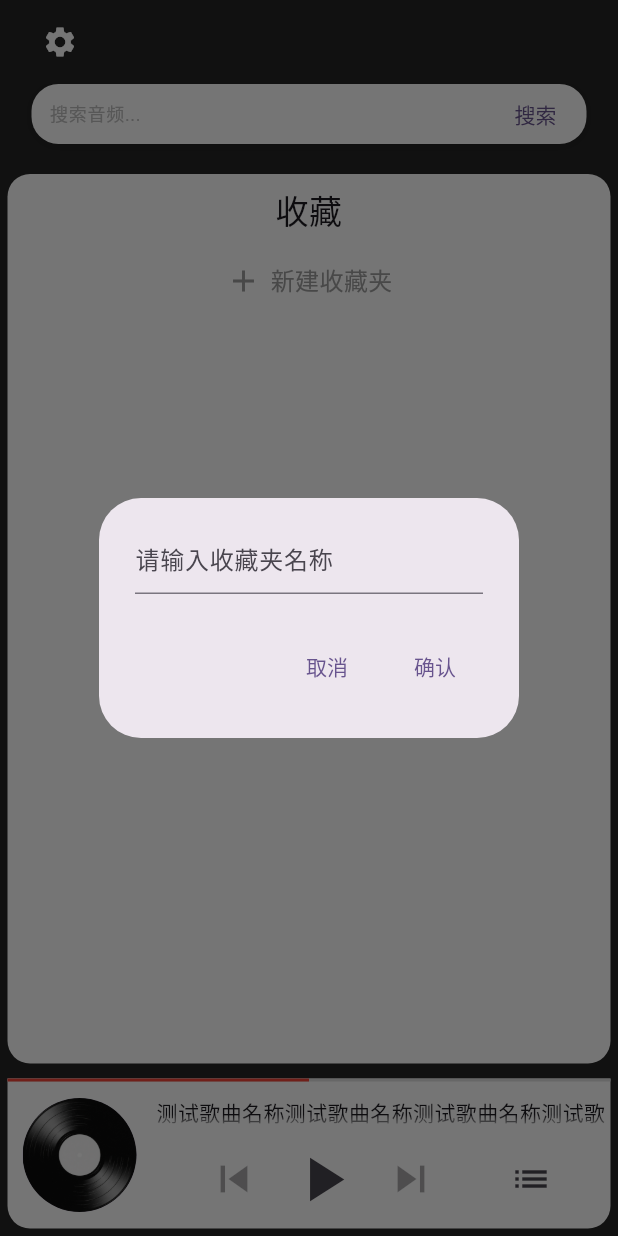
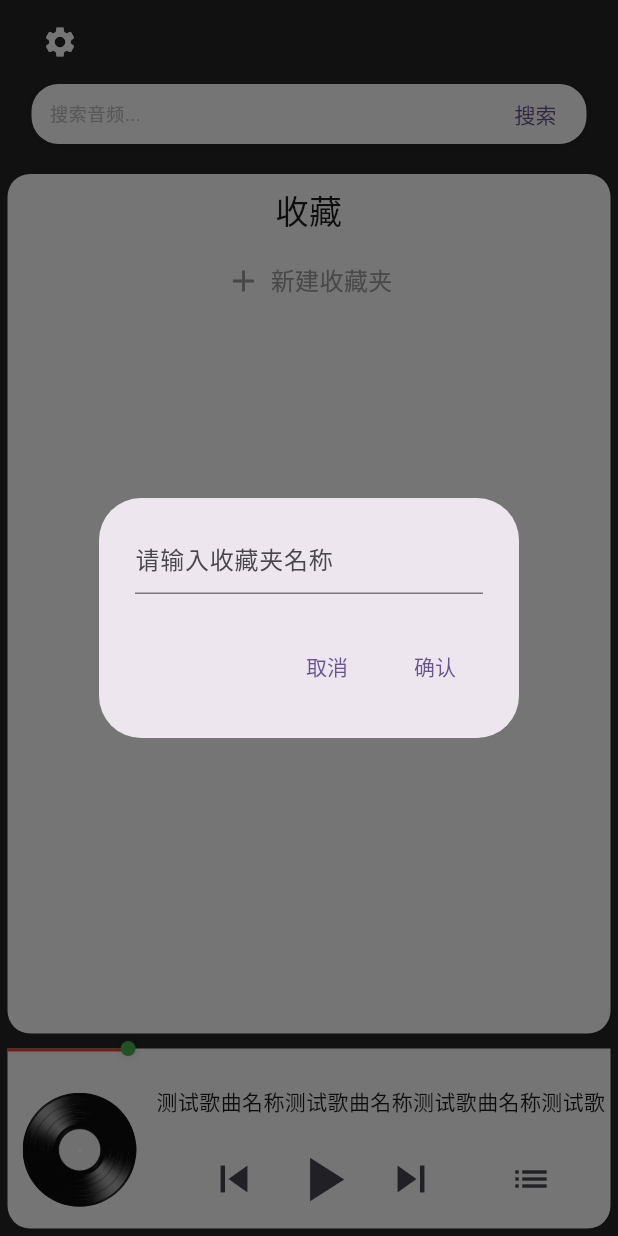
Before and after one commit to PanRui1999/sound_free, a Flutter app: the screen it shows after launch, after a tap on "新建收藏夹", on a phone screen of 412 x 824 dp. Run offline on Flutter 3.47's test engine with Material 3 defaults, Android fonts, the phone set to English and light mode, and no system bars; our stand-ins replace hive, hive_flutter, just_audio; accounts and stored records are empty.

Commit message:
添加进度条滑块组件

```diff
--- a/lib/ui/android/components/sound_player.dart
+++ b/lib/ui/android/components/sound_player/sound_player.dart
@@ -1,100 +1,31 @@
-import 'dart:developer';
-
 import 'package:flutter/material.dart';
+import 'package:sound_free/models/song.dart';
 import 'package:just_audio/just_audio.dart';
-import 'package:sound_free/models/song.dart';
 import 'package:sound_free/models/sound.dart';
 
 class SoundPlayer extends StatefulWidget {
-  final AudioPlayer audioPlayer;
+  final List<Sound> _soundList = [];
+  final AudioPlayer _audioPlayer = AudioPlayer();
+  final double _componentHeight = 120;
 
-  const SoundPlayer({super.key, required this.audioPlayer});
+  SoundPlayer({super.key});
   @override
   State<SoundPlayer> createState() => _SoundPlayer();
 }
 
 class _SoundPlayer extends State<SoundPlayer> {
   final List<Song> _playList = [];
+  final double _progress = 0.2;
 
   @override
   void initState() {
     super.initState();
     // Set a sequence of audio sources that will be played by the audio player.
-    var playlist = <AudioSource>[
-      AudioSource.uri(
-        Uri.parse("http://music.163.com/song/media/outer/url?id=447925558.mp3"),
-      ),
-    ];
-    _playList.add(
-      Song(
-        name: "test1",
-        singer: "周",
-        sourcePath: "pathtest1",
-        isLocal: false,
-        format: SoundFormat.mp3,
-      ),
-    );
-    _playList.add(
-      Song(
-        name: "test2",
-        singer: "刘",
-        sourcePath: "pathtest1",
-        isLocal: false,
-        format: SoundFormat.mp3,
-      ),
-    );
-    _playList.add(
-      Song(
-        name: "test3",
-        singer: "张",
-        sourcePath: "pathtest1",
-        isLocal: false,
-        format: SoundFormat.mp3,
-      ),
-    );
-    _playList.add(
-      Song(
-        name: "test1",
-        singer: "周",
-        sourcePath: "pathtest1",
-        isLocal: false,
-        format: SoundFormat.mp3,
-      ),
-    );
-    _playList.add(
-      Song(
-        name: "test2",
-        singer: "刘",
-        sourcePath: "pathtest1",
-        isLocal: false,
-        format: SoundFormat.mp3,
-      ),
-    );
-    _playList.add(
-      Song(
-        name: "test3",
-        singer: "张",
-        sourcePath: "pathtest1",
-        isLocal: false,
-        format: SoundFormat.mp3,
-      ),
-    );
-    widget.audioPlayer
-        .setAudioSources(
-          playlist,
-          initialIndex: 0,
-          initialPosition: Duration.zero,
-        )
-        .catchError((error) {
-          // catch load errors: 404, invalid url ...
-          log("配置音源时发生错误 $error", level: 99);
-          return null;
-        });
   }
 
   @override
   void dispose() {
-    widget.audioPlayer.dispose();
+    widget._audioPlayer.dispose();
     super.dispose();
   }
 
@@ -102,7 +33,7 @@ class _SoundPlayer extends State<SoundPlayer> {
   Widget build(BuildContext context) {
     return Container(
       width: double.infinity,
-      height: 100,
+      height: widget._componentHeight,
       decoration: BoxDecoration(
         color: Colors.white,
         borderRadius: BorderRadius.only(
@@ -112,12 +43,7 @@ class _SoundPlayer extends State<SoundPlayer> {
       ),
       child: Column(
         children: [
-          LinearProgressIndicator(
-            minHeight: 2,
-            value: 0.5,
-            backgroundColor: Colors.grey[300],
-            valueColor: AlwaysStoppedAnimation(Colors.red),
-          ),
+          _buildProgressIndicator(),
           Expanded(
             child: Row(
               children: [
@@ -150,28 +76,19 @@ class _SoundPlayer extends State<SoundPlayer> {
                         mainAxisAlignment: MainAxisAlignment.center,
                         children: [
                           StreamBuilder<SequenceState>(
-                            stream: widget.audioPlayer.sequenceStateStream,
+                            stream: widget._audioPlayer.sequenceStateStream,
                             builder: (_, __) {
                               return _previousButton();
                             },
                           ),
                           StreamBuilder<PlayerState>(
-                            stream: widget.audioPlayer.playerStateStream,
+                            stream: widget._audioPlayer.playerStateStream,
                             builder: (_, snapshot) {
-                              final playerState = snapshot.data;
-                              if (playerState == null) {
-                                return _playPauseButton(
-                                  ProcessingState.completed,
-                                );
-                              } else {
-                                return _playPauseButton(
-                                  playerState.processingState,
-                                );
-                              }
+                              return _playPauseButton(snapshot.data);
                             },
                           ),
                           StreamBuilder<SequenceState>(
-                            stream: widget.audioPlayer.sequenceStateStream,
+                            stream: widget._audioPlayer.sequenceStateStream,
                             builder: (_, __) {
                               return _nextButton();
                             },
@@ -193,36 +110,108 @@ class _SoundPlayer extends State<SoundPlayer> {
     );
   }
 
-  Widget _playPauseButton(ProcessingState processingState) {
+  Widget _buildProgressIndicator() {
+    const double thumbRadius = 5.0;
+    return LayoutBuilder(
+      builder: (context, constraints) {
+        double trackWidth = constraints.maxWidth;
+        return Container(
+          height: thumbRadius * 3, // 增加容器高度
+          alignment: Alignment.center, // 垂直居中
+          child: GestureDetector(
+            behavior: HitTestBehavior.opaque, // 扩大点击区域
+            onHorizontalDragUpdate: (details) {
+              setState(() {
+                _progress = (details.localPosition.dx / trackWidth).clamp(
+                  0.0,
+                  1.0,
+                );
+              });
+            },
+            onHorizontalDragEnd: (_) {
+              _onProgressChanged(_progress);
+            },
+            child: Stack(
+              clipBehavior: Clip.none, // 允许子组件溢出
+              children: [
+                // 进度条前景
+                Positioned(
+                  left: 0,
+                  child: AnimatedContainer(
+                    duration: Duration(milliseconds: 10),
+                    width: trackWidth * _progress,
+                    height: 2,
+                    color: Colors.red,
+                  ),
+                ),
+                // 滑块指示器
+                Positioned(
+                  left: trackWidth * _progress - thumbRadius,
+                  top: -thumbRadius,
+                  child: Container(
+                    width: thumbRadius * 2,
+                    height: thumbRadius * 2,
+                    padding: EdgeInsets.all(20),
+                    decoration: BoxDecoration(
+                      color: Colors.green,
+                      shape: BoxShape.circle,
+                      boxShadow: [
+                        BoxShadow(
+                          color: Colors.black12,
+                          blurRadius: 4,
+                          spreadRadius: 1,
+                        ),
+                      ],
+                    ),
+                  ),
+                ),
+              ],
+            ),
+          ),
+        );
+      },
+    );
+  }
+
+  Widget _playPauseButton(PlayerState? playerState) {
     const iconSize = 50.0;
-    if (processingState == ProcessingState.loading ||
-        processingState == ProcessingState.buffering) {
-      return Container(
-        margin: EdgeInsets.all(8.0),
-        width: iconSize,
-        height: iconSize,
-        child: CircularProgressIndicator(),
-      );
-    } else if (widget.audioPlayer.playing != true) {
+    if (playerState == null ||
+        playerState.processingState == ProcessingState.idle) {
       return IconButton(
         icon: Icon(Icons.play_arrow),
         iconSize: iconSize,
-        onPressed: widget.audioPlayer.play,
+        onPressed: () {},
       );
-    } else if (processingState != ProcessingState.completed) {
+    }
+    if (playerState.playing) {
+      if (playerState.processingState == ProcessingState.completed ||
+          playerState.processingState == ProcessingState.loading ||
+          playerState.processingState == ProcessingState.buffering) {
+        return IconButton(
+          icon: Icon(Icons.pause),
+          iconSize: iconSize,
+          onPressed: widget._audioPlayer.pause,
+        );
+      }
       return IconButton(
-        icon: Icon(Icons.pause),
+        icon: Icon(Icons.play_arrow),
         iconSize: iconSize,
-        onPressed: widget.audioPlayer.pause,
+        onPressed: () {},
       );
     } else {
+      if (playerState.processingState == ProcessingState.loading ||
+          playerState.processingState == ProcessingState.buffering) {
+        return Container(
+          margin: EdgeInsets.all(8.0),
+          width: iconSize,
+          height: iconSize,
+          child: CircularProgressIndicator(),
+        );
+      }
       return IconButton(
-        icon: Icon(Icons.replay),
+        icon: Icon(Icons.play_arrow),
         iconSize: iconSize,
-        onPressed: () => widget.audioPlayer.seek(
-          Duration.zero,
-          index: widget.audioPlayer.effectiveIndices.first,
-        ),
+        onPressed: widget._audioPlayer.play,
       );
     }
   }
@@ -231,9 +220,7 @@ class _SoundPlayer extends State<SoundPlayer> {
     return IconButton(
       iconSize: 36,
       icon: Icon(Icons.skip_previous),
-      onPressed: widget.audioPlayer.hasPrevious
-          ? widget.audioPlayer.seekToPrevious
-          : null,
+      onPressed: widget._audioPlayer.seekToPrevious,
     );
   }
 
@@ -241,9 +228,7 @@ class _SoundPlayer extends State<SoundPlayer> {
     return IconButton(
       iconSize: 36,
       icon: Icon(Icons.skip_next),
-      onPressed: widget.audioPlayer.hasNext
-          ? widget.audioPlayer.seekToNext
-          : null,
+      onPressed: widget._audioPlayer.seekToNext,
     );
   }
 
@@ -360,7 +345,7 @@ class _SoundPlayer extends State<SoundPlayer> {
           constraints: BoxConstraints(),
           iconSize: iconSize,
           icon: Icon(Icons.play_arrow, color: Colors.blue),
-          onPressed: () => widget.audioPlayer.seek(Duration.zero, index: index),
+          onPressed: () {},
         ),
         IconButton(
           padding: EdgeInsets.zero,
@@ -391,4 +376,10 @@ class _SoundPlayer extends State<SoundPlayer> {
       ],
     );
   }
+
+  void _onProgressChanged(double progress) {
+    // 这里实现实际进度改变逻辑，例如：
+    // widget._audioPlayer.seek(Duration(seconds: (totalDuration * progress).toInt()));
+    print('进度更新到: ${(progress * 100).toStringAsFixed(1)}%');
+  }
 }
--- a/lib/ui/android/screens/index.dart
+++ b/lib/ui/android/screens/index.dart
@@ -1,7 +1,6 @@
 import 'package:flutter/material.dart';
 import '../components/search_bar.dart' show TopSearchBar;
-import '../components/sound_player.dart' show SoundPlayer;
-import 'package:just_audio/just_audio.dart' show AudioPlayer;
+import '../components/sound_player/sound_player.dart' show SoundPlayer;
 import 'package:sound_free/ui/android/components/favorites_list.dart';
 
 class Index extends StatelessWidget {
@@ -32,7 +31,7 @@ class Index extends StatelessWidget {
               const SizedBox(height: 20),
               const FavoriteSection(),
               const SizedBox(height: 10),
-              SoundPlayer(audioPlayer: AudioPlayer()),
+              SoundPlayer(),
             ],
           ),
         ),
```
